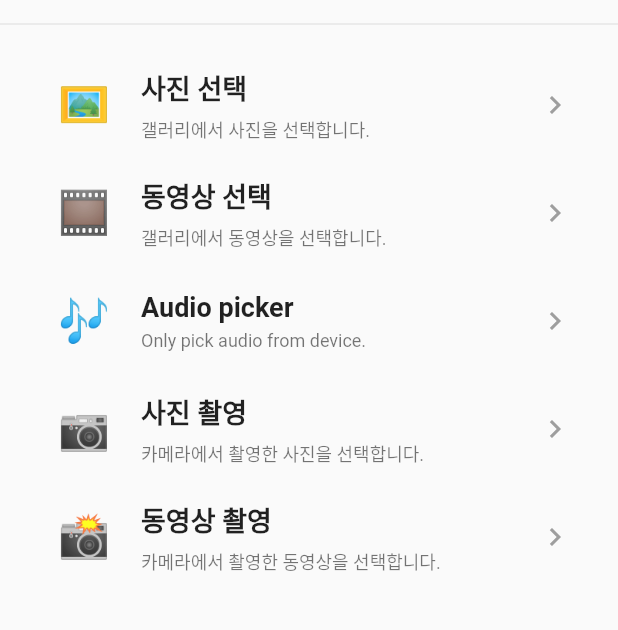
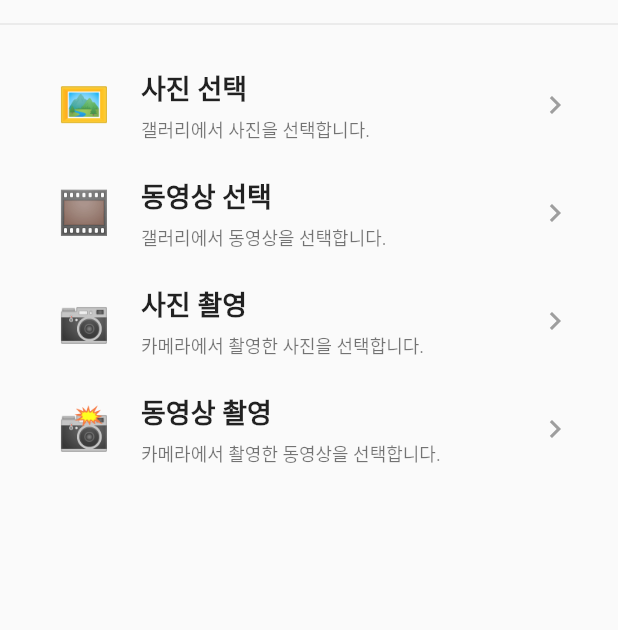
Before and after one commit to burningdeep/flutter_demo, a Flutter app: the screen it shows after launch, on a phone screen of 412 x 824 dp, the part 135-765 px from its top. Run offline on Flutter 3.47's test engine with Material 2 defaults, Android fonts, the phone set to English and light mode, and no system bars; our stand-ins replace camera, package_info_plus; missing offline and left inert: wechat_assets_picker, wechat_camera_picker.

Commit message:
Fix single assets page

```diff
--- a/lib/pages/single_assets_page.dart
+++ b/lib/pages/single_assets_page.dart
@@ -27,7 +27,6 @@ class _SingleAssetPageState extends State<SingleAssetPage>
     return <PickMethod>[
       PickMethod.image(maxAssetsCount),
       PickMethod.video(maxAssetsCount),
-      PickMethod.audio(maxAssetsCount),
       PickMethod.camera(
         maxAssetsCount: maxAssetsCount,
         handleResult: (BuildContext context, AssetEntity result) =>
```
